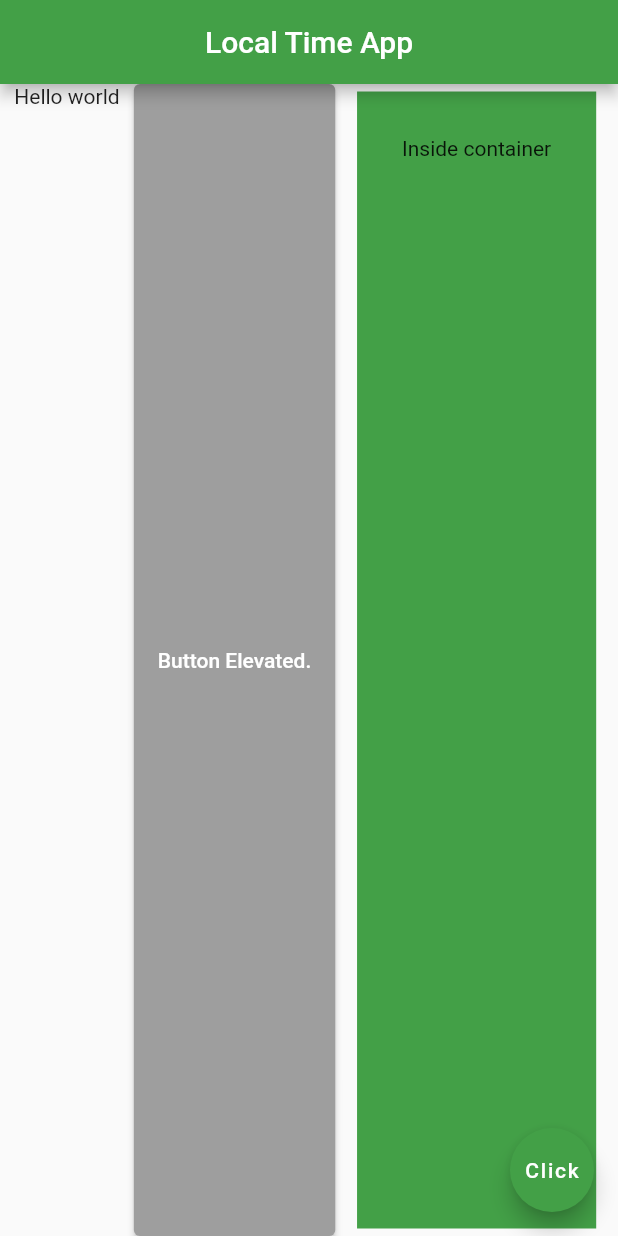
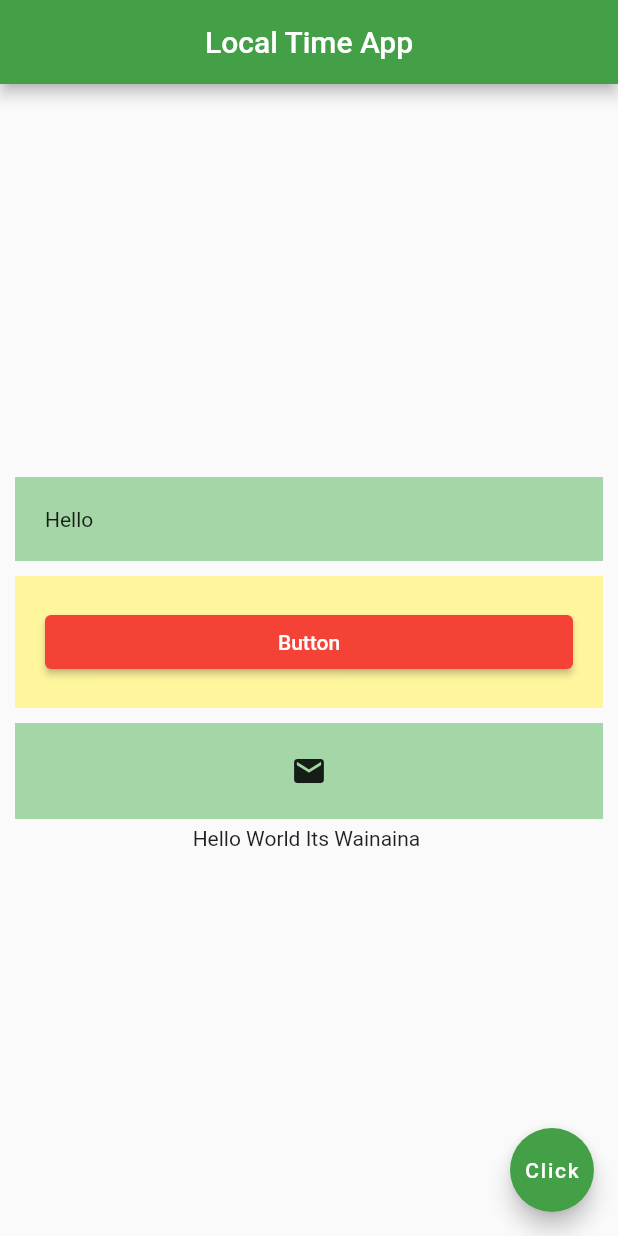
Before and after one commit to martin-ngigi/Local_Time, a Flutter app: the screen it shows after launch, on a phone screen of 412 x 824 dp. Run offline on Flutter 3.47's test engine with Material 2 defaults, Android fonts, the light colour scheme and no system bars.

Commit message:
Columns. i.e. rows inside a column

```diff
--- a/lib/main.dart
+++ b/lib/main.dart
@@ -23,24 +23,46 @@ class Home extends StatelessWidget {
         centerTitle: true,
       ),
 
-      body: Row(
-        mainAxisAlignment: MainAxisAlignment.spaceEvenly, //i.e. horizontal axis.
-        crossAxisAlignment: CrossAxisAlignment.stretch, //i.e. vertical axis.
+      body: Column(
+        mainAxisAlignment: MainAxisAlignment.center, //i.e. Horizontal alignment. but in the opposite direction
+        crossAxisAlignment: CrossAxisAlignment.stretch, //i.e. Vertical alignment. but in the opposite direction
         children: <Widget>[
-          Text("Hello world"),
-          ElevatedButton(
-              onPressed: () {},
-              child: Text("Button Elevated."),
-              style: ElevatedButton.styleFrom(
-                primary: Colors.grey,
-                backgroundColor: Colors.blue[300]
-              ),
+          Container(
+            padding: EdgeInsets.all(20.0),
+            margin: EdgeInsets.symmetric(vertical: 5.0, horizontal: 10),
+            child: Text("Hello"),
+            color: Colors.green[200],
           ),
           Container(
-            color: Colors.green[600],
-            padding: EdgeInsets.all(30.0),
-            margin: EdgeInsets.all(5.0),
-            child: Text("Inside container"),
+            padding: EdgeInsets.all(20.0),
+            margin: EdgeInsets.symmetric(vertical: 5.0, horizontal: 10),
+            child: ElevatedButton(
+                onPressed: () {},
+                child: Text("Button"),
+                style: ElevatedButton.styleFrom(
+                  primary: Colors.red,
+                  backgroundColor: Colors.indigo,
+                ),
+            ),
+            color: Colors.yellow[200],
+          ),
+          Container(
+            padding: EdgeInsets.all(20.0),
+            margin: EdgeInsets.symmetric(vertical: 5.0, horizontal: 10),
+            child: Icon(
+              Icons.mail
+            ),
+            color: Colors.green[200],
+          ),
+          Row(
+            mainAxisAlignment: MainAxisAlignment.center,
+            crossAxisAlignment: CrossAxisAlignment.center,
+            children: <Widget>[
+              Text("Hello "),
+              Text("World "),
+              Text("Its "),
+              Text("Wainaina "),
+            ],
           ),
         ],
       ),
```
